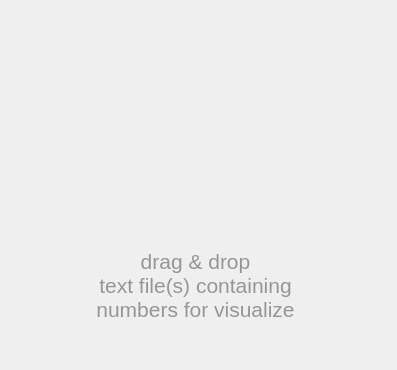
Qt form gui/davis_gui.ui (DevToolsOrganization/matrix-data-visualization-DAVIS) before a commit.
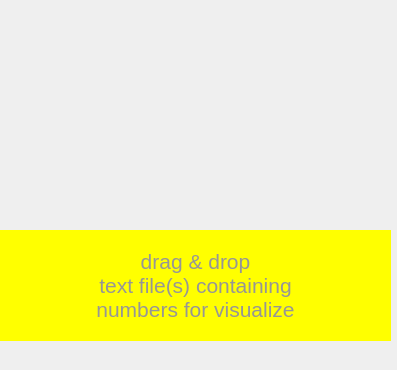
The same form after that commit. Icons and pictures are not drawn.

Patch:
```diff
--- a/gui/davis_gui.ui
+++ b/gui/davis_gui.ui
@@ -54,6 +54,9 @@
       <pointsize>24</pointsize>
      </font>
     </property>
+    <property name="styleSheet">
+     <string notr="true">background-color: rgb(255, 255, 0) ;</string>
+    </property>
     <property name="text">
      <string>&lt;html&gt;&lt;head/&gt;&lt;body&gt;&lt;p align=&quot;center&quot;&gt;&lt;span style=&quot; font-size:16pt; color:#969696;&quot;&gt;drag &amp;amp; drop&lt;br/&gt;text file(s) containing&lt;br/&gt;numbers for visualize&lt;/span&gt;&lt;/p&gt;&lt;/body&gt;&lt;/html&gt;</string>
     </property>
```
